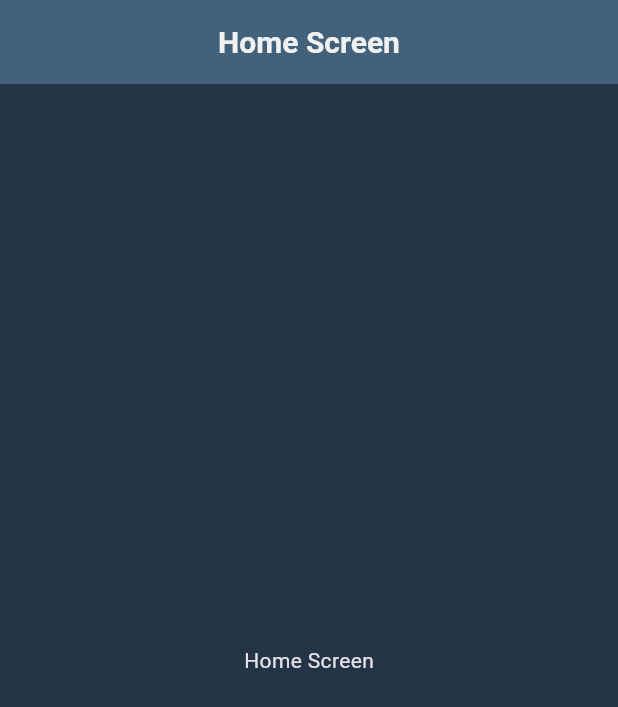
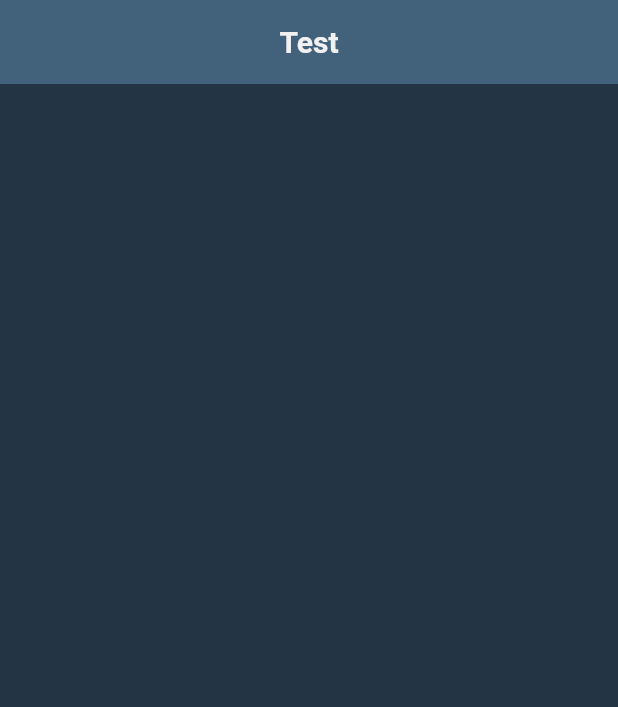
Before and after one commit to jepapt2/turn1checker, a Flutter app: the screen it shows after launch, on a phone screen of 412 x 824 dp. Shown: the top 707 px of the screen. Run offline on Flutter 3.47's test engine with Material 2 defaults, Android fonts, the phone set to English and light mode, and no system bars; our stand-ins replace go_router; generated files the repository leaves out were written again.

Commit message:
Localizations

```diff
--- /dev/null
+++ b/l10n.yaml
@@ -0,0 +1,3 @@
+arb-dir: lib/l10n
+template-arb-file: app_en.arb
+output-localization-file: app_localizations.dart
--- /dev/null
+++ b/lib/l10n/app_en.arb
@@ -0,0 +1,5 @@
+{
+  "@@locale": "en",
+  "test": "Test",
+  "hello": "Heeey"
+}
--- /dev/null
+++ b/lib/l10n/app_ja.arb
@@ -0,0 +1,5 @@
+{
+  "@@locale": "ja",
+  "test": "テスト",
+  "hello": "こんちゃ"
+}
--- a/lib/main.dart
+++ b/lib/main.dart
@@ -1,6 +1,7 @@
 import 'package:flutter/material.dart';
 import 'package:turn1checker/theme/theme.dart';
 import 'package:flutter_localizations/flutter_localizations.dart';
+import 'package:flutter_gen/gen_l10n/app_localizations.dart';
 
 import 'router/router.dart';
 
@@ -17,6 +18,7 @@
     return MaterialApp.router(
       title: 'turn1Checker',
       localizationsDelegates: const [
+        AppLocalizations.delegate,
         GlobalMaterialLocalizations.delegate,
         GlobalWidgetsLocalizations.delegate,
         GlobalCupertinoLocalizations.delegate,
--- a/lib/screens/home_screen.dart
+++ b/lib/screens/home_screen.dart
@@ -1,4 +1,5 @@
 import 'package:flutter/material.dart';
+import 'package:flutter_gen/gen_l10n/app_localizations.dart';
 
 class HomeScreen extends StatelessWidget {
   const HomeScreen({Key? key}) : super(key: key);
@@ -7,10 +8,10 @@
   Widget build(BuildContext context) {
     return Scaffold(
       appBar: AppBar(
-        title: Text('Home Screen'),
+        title: Text(AppLocalizations.of(context)!.test),
       ),
       body: Center(
-        child: Text('Home Screen'),
+        child: Text(''),
       ),
     );
   }
--- a/pubspec.yaml
+++ b/pubspec.yaml
@@ -37,6 +37,7 @@
   # Use with the CupertinoIcons class for iOS style icons.
   cupertino_icons: ^1.0.2
   go_router: ^6.5.0
+  intl: any
 
 dev_dependencies:
   flutter_test:
@@ -54,6 +55,7 @@
 
 # The following section is specific to Flutter packages.
 flutter:
+  generate: true
   # The following line ensures that the Material Icons font is
   # included with your application, so that you can use the icons in
   # the material Icons class.
```
Also changed, not shown: pubspec.lock.
